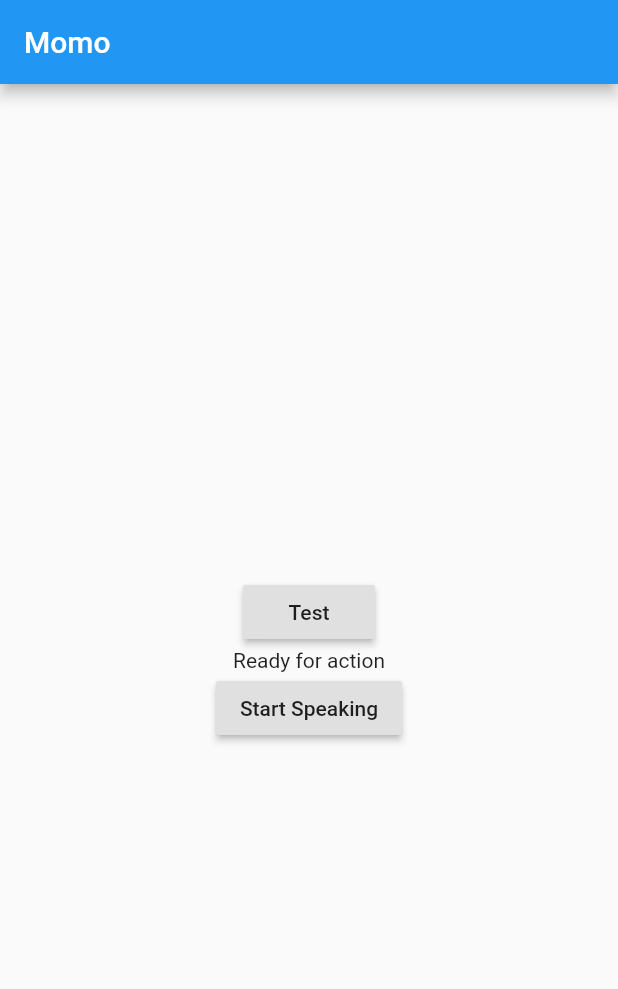
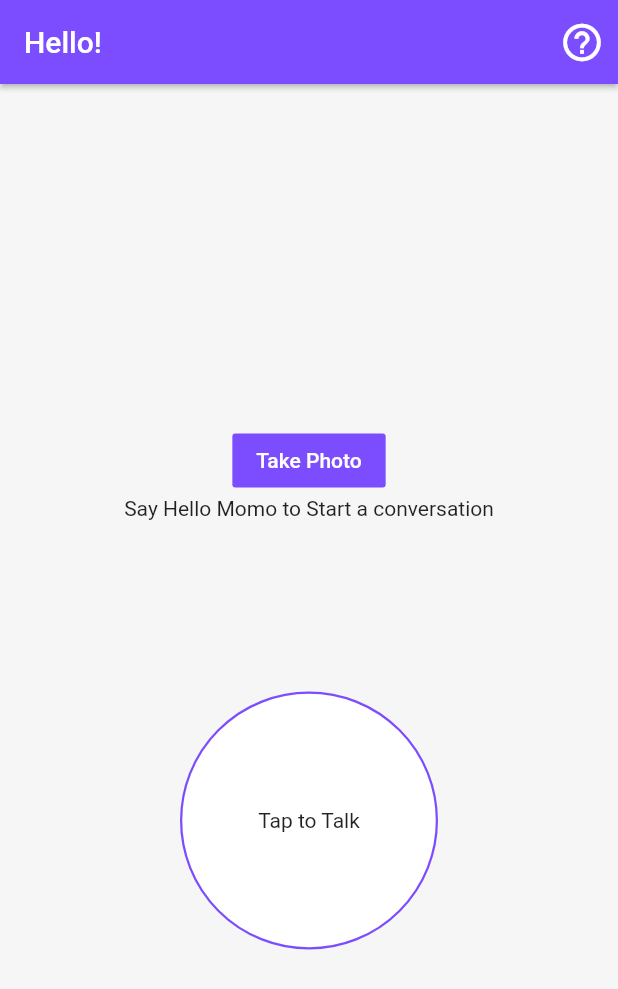
Before and after one commit to user9747/MomoFlutter, a Flutter app: the screen it shows after launch, on a phone screen of 412 x 824 dp. Shown: the top 989 px of the screen. Run offline on Flutter 3.47's test engine with Material 2 defaults, Android fonts, the phone set to English and light mode, and no system bars; our stand-ins replace bloc, camera, equatable, flutter_bloc, flutter_tts, speech_to_text; missing offline and left inert: socket_io_flutter; statements that could not run were skipped.

Commit message:
Added Animation Effects

```diff
--- a/lib/bloc/game_bloc.dart
+++ b/lib/bloc/game_bloc.dart
@@ -4,6 +4,7 @@ import 'dart:convert';
 import 'package:bloc/bloc.dart';
 import 'package:equatable/equatable.dart';
 import 'package:flutter/cupertino.dart';
+import 'package:momo/bloc/bloc_exports.dart';
 import 'package:momo/bloc/message_bloc.dart';
 import 'package:momo/bloc/speechinput_bloc.dart';
 import 'speechoutput_bloc.dart';
@@ -80,6 +81,12 @@ class GameBloc extends Bloc<GameEvent, GameState> {
     //Event for testing purposes.
     if(event is TestEvent){
       add(RecievedMessage(message: '/takephoto'));
+    }
+    else if(event is MomoTalk){
+      yield MomoTalking();
+    }
+    else if(event is MomoStopTalk){
+      yield MomoSilent();
     }
     else if (event is RecievedMessage){
       print('Game Bloc Recieved reply');
@@ -186,7 +193,11 @@ class GameBloc extends Bloc<GameEvent, GameState> {
   }
 
   void onSpeechGeneration(SpeechoutputState speechoutputState){
+    if(speechoutputState is SpeakingState){
+      add(MomoTalk());
+    }
     if(speechoutputState is SpeechCompletedState){
+      add(MomoStopTalk());
       if(botMessages.isNotEmpty){
         speechoutputBloc.add(GenerateSpeechEvent(message: botMessages.first));
         messageBloc.add(BotUttered(messageText: botMessages.first));
@@ -205,7 +216,7 @@ class GameBloc extends Bloc<GameEvent, GameState> {
       var image = jsonDecode(detectimageState.image);
       if(image["data"].isEmpty){
         print("No objects detected");
-        add(RecievedMessage(message: "I'm Sorry but I could not find anything, could you try again pwees"));
+        add(RecievedMessage(message: "I'm Sorry but I could not find anything, could you try again please"));
       }
       else{
         var imgText = detectimageState.image.replaceAll("\"", "'");
--- a/lib/bloc/game_event.dart
+++ b/lib/bloc/game_event.dart
@@ -57,3 +57,13 @@ class WrongAnswer extends GameEvent{
   @override
   List<Object> get props => [];
 }
+
+class MomoTalk extends GameEvent{
+  @override
+  List<Object> get props => [];
+}
+
+class MomoStopTalk extends GameEvent{
+  @override
+  List<Object> get props => [];
+}
--- a/lib/bloc/game_state.dart
+++ b/lib/bloc/game_state.dart
@@ -33,3 +33,13 @@ class WordChain extends GameState{
   @override
   List<Object> get props => [];
 }
+
+class MomoTalking extends GameState{
+  @override
+  List<Object> get props => [];
+}
+
+class MomoSilent extends GameState{
+  @override
+  List<Object> get props => [];
+}
--- /dev/null
+++ b/lib/custom_ui.dart
@@ -0,0 +1,108 @@
+import 'package:flutter/material.dart';
+
+class MyCard extends StatelessWidget {
+  Widget child;
+  double height;
+  MyCard({@required this.child,this.height = 200});
+  @override
+  Widget build(BuildContext context) {
+    return AnimatedContainer(
+      duration: Duration(seconds: 1),
+      curve: Curves.fastOutSlowIn,
+      height: this.height,
+      margin: EdgeInsets.all(100),
+      child: Center(
+        child: this.child,
+      ),
+      decoration: BoxDecoration(
+        color: Colors.white,
+        shape: BoxShape.circle,
+        border: Border.all(color: Colors.deepPurpleAccent,width: 1.5)
+      ),
+    );
+  }
+}
+
+
+
+class SpinKitRipple extends StatefulWidget {
+  const SpinKitRipple({
+    Key key,
+    this.color,
+    this.size = 50.0,
+    this.borderWidth = 6.0,
+    this.itemBuilder,
+    this.duration = const Duration(milliseconds: 1800),
+    this.controller,
+  })  : assert(!(itemBuilder is IndexedWidgetBuilder && color is Color) && !(itemBuilder == null && color == null),
+            'You should specify either a itemBuilder or a color'),
+        assert(size != null),
+        assert(borderWidth != null),
+        super(key: key);
+
+  final Color color;
+  final double size;
+  final double borderWidth;
+  final IndexedWidgetBuilder itemBuilder;
+  final Duration duration;
+  final AnimationController controller;
+
+  @override
+  _SpinKitRippleState createState() => _SpinKitRippleState();
+}
+
+class _SpinKitRippleState extends State<SpinKitRipple> with SingleTickerProviderStateMixin {
+  AnimationController _controller;
+  Animation<double> _animation1, _animation2;
+
+  @override
+  void initState() {
+    super.initState();
+
+    _controller = (widget.controller ?? AnimationController(vsync: this, duration: widget.duration))
+      ..addListener(() => setState(() {}))
+      ..forward();
+    _animation1 = Tween(begin: 0.0, end: 1.0)
+        .animate(CurvedAnimation(parent: _controller, curve: const Interval(0.0, 0.75, curve: Curves.linear)));
+    _animation2 = Tween(begin: 0.0, end: 1.0)
+        .animate(CurvedAnimation(parent: _controller, curve: const Interval(0.25, 1.0, curve: Curves.linear)));
+  }
+
+  @override
+  void dispose() {
+    _controller.dispose();
+    super.dispose();
+  }
+
+  @override
+  Widget build(BuildContext context) {
+    return Center(
+      child: Stack(
+        children: <Widget>[
+          Opacity(
+            opacity: 1.0 - _animation1.value,
+            child: Transform.scale(scale: _animation1.value, child: _itemBuilder(0)),
+          ),
+          Opacity(
+            opacity: 1.0 - _animation2.value,
+            child: Transform.scale(scale: _animation2.value, child: _itemBuilder(1)),
+          ),
+        ],
+      ),
+    );
+  }
+
+  Widget _itemBuilder(int index) {
+    return SizedBox.fromSize(
+      size: Size.square(widget.size),
+      child: widget.itemBuilder != null
+          ? widget.itemBuilder(context, index)
+          : DecoratedBox(
+              decoration: BoxDecoration(
+                shape: BoxShape.circle,
+                border: Border.all(color: widget.color, width: widget.borderWidth),
+              ),
+            ),
+    );
+  }
+}
--- a/lib/main.dart
+++ b/lib/main.dart
@@ -1,10 +1,12 @@
 import 'package:flutter/material.dart';
 import 'package:flutter_bloc/flutter_bloc.dart';
+// import 'package:flutter_spinkit/flutter_spinkit.dart';
 import './bloc/bloc_exports.dart';
 import './bloc/detectimage_bloc_exports.dart';
+import 'custom_ui.dart';
 // import 'dart:convert';
 
-void main(){
+void main() {
   WidgetsFlutterBinding.ensureInitialized();
   runApp(MyApp());
 }
@@ -14,6 +16,7 @@ class MyApp extends StatelessWidget {
   Widget build(BuildContext context) {
     return MaterialApp(
       home: TestApp(),
+      debugShowCheckedModeBanner: false,
     );
   }
 }
@@ -23,78 +26,129 @@ class TestApp extends StatefulWidget {
   _TestAppState createState() => _TestAppState();
 }
 
-class _TestAppState extends State<TestApp> {
+class _TestAppState extends State<TestApp> with SingleTickerProviderStateMixin {
   final speechInputBloc = SpeechinputBloc();
   final messageBloc = MessageBloc();
   final detectImageBloc = DetectImageBloc();
+  AnimationController _animationController;
+  var spinkit;
   GameBloc gameBloc;
+  bool isp = false;
 
   @override
   void initState() {
     super.initState();
-    gameBloc = GameBloc(messageBloc: messageBloc,speechinputBloc: speechInputBloc);
+    gameBloc =
+        GameBloc(messageBloc: messageBloc, speechinputBloc: speechInputBloc);
+    _animationController = AnimationController(
+      vsync: this,
+      duration: const Duration(milliseconds: 1200),
+    );
+
+    spinkit = SpinKitRipple(
+      color: Colors.deepPurpleAccent,
+      size: 150.0,
+      controller: _animationController,
+    );
+    // _animationController.forward();
+    // _animationController.reset();
   }
+
   @override
   Widget build(BuildContext context) {
     return Scaffold(
       appBar: AppBar(
-            title: Text('Momo'),
+        elevation: 1.5,
+        brightness: Brightness.light,
+        title: Text(
+          'Hello!',
+          style: TextStyle(color: Colors.white),
         ),
+        backgroundColor: Colors.deepPurpleAccent,
+        actions: <Widget>[
+          IconButton(
+            onPressed: () {
+              print("pressed");
+              // print(_animationController.status);
+              isp
+                  ? _animationController.forward()
+                  : _animationController.repeat();
+              isp = !isp;
+              // _animationController.reset();
+              // _animationController.forward();
+            },
+            icon: Icon(
+              Icons.help_outline,
+              color: Colors.white,
+              size: 30,
+            ),
+            color: Colors.grey.shade100,
+          ),
+        ],
+      ),
+      backgroundColor: const Color.fromRGBO(246, 246, 246, 1),
       body: Container(
-            padding: EdgeInsets.symmetric(horizontal: 20,vertical: 10),
+        padding: EdgeInsets.symmetric(horizontal: 20, vertical: 10),
         child: Center(
           child: Column(
             mainAxisAlignment: MainAxisAlignment.center,
             children: <Widget>[
-                  RaisedButton(
-
-                    child: Text('Test'),
-                    onPressed: (){
+              // spinkit,
+              BlocBuilder(
+                  bloc: gameBloc,
+                  builder: (context, state) {
+                    if (state is MomoTalking) {
+                      _animationController.repeat();
+                    } else if (state is MomoSilent) {
+                      _animationController.forward();
+                    }
+                    return spinkit;
+                  }),
+              FlatButton(
+                  child: Text('Take Photo'),
+                  onPressed: () {
                     gameBloc.add(TestEvent());
                   },
-                  ),
+                  textColor: Colors.white,
+                  color: Colors.deepPurpleAccent),
+
               BlocBuilder(
                 bloc: messageBloc,
                 builder: (context, state) {
                   if (state is BotMessage) {
                     return Center(child: Text(state.messageText));
                   } else if (state is MessageInitial) {
-                        return Center(child: Text("Ready for action"));
+                    return Center(
+                        child: Text("Say Hello Momo to Start a conversation"));
                   }
-                      return Text('sss');
+                  return Text('Say Hello Momo to Start a conversation');
                 },
               ),
               BlocBuilder(
                   bloc: speechInputBloc,
-                    builder: (context,state){
-                      if(state is SpeechinputInitial){
-                        return RaisedButton(
-                          onPressed: (){
+                  builder: (context, state) {
+                    if (state is SpeechinputInitial) {
+                      return (InkWell(
+                        child: MyCard(child: Text('Tap to Talk')),
+                        onTap: () {
                           speechInputBloc.add(GetSpeechInput());
                         },
-                          child: Text('Start Speaking'),
-                        );
-                      }
-                      else if(state is SpeechProcessing){
-                        return RaisedButton(
-                          onPressed: null,
-                          child: Text('Processing...'),
-                        );
-                      }
-                      else if(state is SpeechInputError){
+                      ));
+                    } else if (state is SpeechProcessing) {
+                      return MyCard(child: Text('Listening!'));
+                    } else if (state is SpeechInputError) {
                       return Column(
                         children: <Widget>[
                           Text(state.errorMessage),
-                            RaisedButton(
-                              onPressed: (){
+                          InkWell(
+                            child: MyCard(child: Text('Tap to Talk')),
+                            onTap: () {
                               speechInputBloc.add(GetSpeechInput());
                             },
-                              child: Text('Start Speaking'),
                           ),
                         ],
                       );
-                      }
-                      else if (state is TextGenerated){
+                    } else if (state is TextGenerated) {
                       return Column(
                         children: <Widget>[
                           Text('Waiting for Server Response'),
@@ -104,8 +158,7 @@ class _TestAppState extends State<TestApp> {
                       );
                     }
                     return Text('unhandled state ${state.runtimeType}');
-                    }
-                  )
+                  })
             ],
           ),
         ),
@@ -114,12 +167,13 @@ class _TestAppState extends State<TestApp> {
   }
 
   @override
-  void dispose(){
+  void dispose() {
     super.dispose();
     gameBloc.dispose();
     gameBloc.close();
     speechInputBloc.close();
     messageBloc.close();
     detectImageBloc.close();
+    _animationController.dispose();
   }
 }
--- a/pubspec.yaml
+++ b/pubspec.yaml
@@ -30,6 +30,7 @@ dependencies:
   path_provider: ^1.6.5
   path: ^1.6.4
   logger: ^0.8.3
+  flutter_spinkit: "^4.1.2"
 
   # The following adds the Cupertino Icons font to your application.
   # Use with the CupertinoIcons class for iOS style icons.
@@ -52,9 +53,8 @@ flutter:
   uses-material-design: true
 
   # To add assets to your application, add an assets section, like this:
-  # assets:
-  #  - images/a_dot_burr.jpeg
-  #  - images/a_dot_ham.jpeg
+  assets:
+   - img/
 
   # An image asset can refer to one or more resolution-specific "variants", see
   # https://flutter.dev/assets-and-images/#resolution-aware.
```
Also changed, not shown: pubspec.lock, 2 other files. Lines whose indentation alone changed are shown as unchanged.
